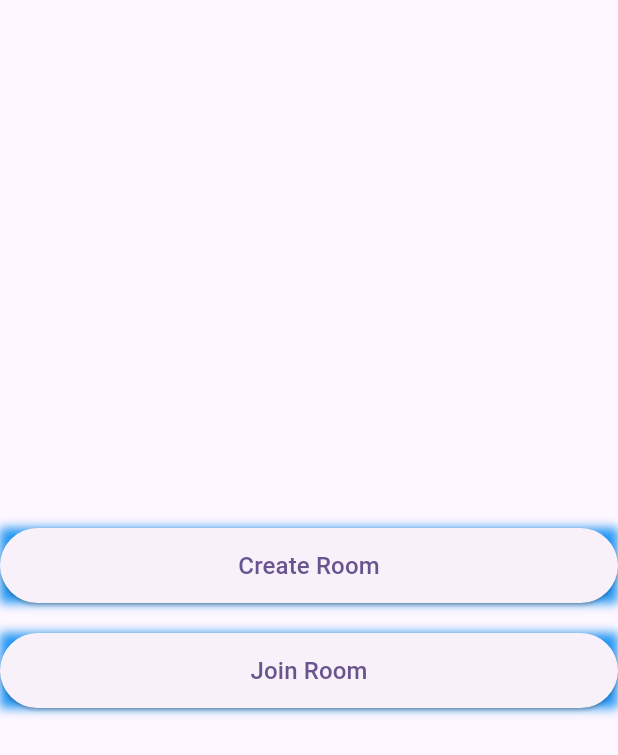
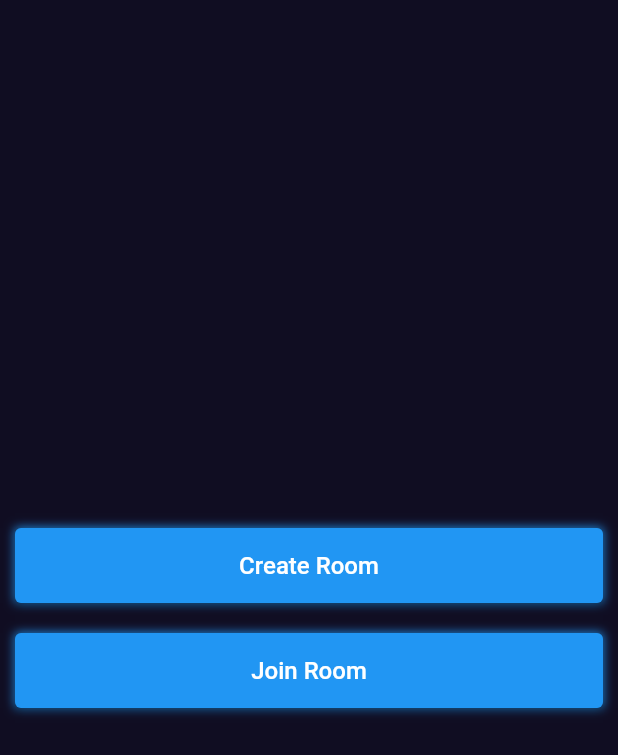
Before and after one commit to AbsarDotDev/Flutter-Tic-Tac-Toe, a Flutter app: the screen it shows after launch, on a phone screen of 412 x 824 dp. Shown: the top 755 px of the screen. Run offline on Flutter 3.47's test engine with Material 2 defaults, Android fonts, the phone set to English and light mode, and no system bars.

Commit message:
Responsive Contraints added

```diff
--- a/lib/main.dart
+++ b/lib/main.dart
@@ -2,6 +2,7 @@ import 'package:flutter/material.dart';
 import 'package:tictactoe/screens/create_room_screen.dart';
 import 'package:tictactoe/screens/join_room_screen.dart';
 import 'package:tictactoe/screens/main_menu_screen.dart';
+import 'package:tictactoe/utils/colors.dart';
 import 'package:tictactoe/utils/routes.dart';
 
 void main() {
@@ -16,9 +17,8 @@ class MyApp extends StatelessWidget {
   Widget build(BuildContext context) {
     return MaterialApp(
       title: 'Flutter Demo',
-      theme: ThemeData(
-        colorScheme: ColorScheme.fromSeed(seedColor: Colors.deepPurple),
-        useMaterial3: true,
+      theme: ThemeData.dark().copyWith(
+        scaffoldBackgroundColor: bgColor,
       ),
       routes: {
         Routes.createRoomScreen: (context) => const CreateRoomScreen(),
--- a/lib/responsive/responsive.dart
+++ b/lib/responsive/responsive.dart
@@ -0,0 +1,21 @@
+import 'package:flutter/material.dart';
+
+class Responsive extends StatelessWidget {
+  final Widget child;
+  const Responsive({
+    Key? key,
+    required this.child,
+  }) : super(key: key);
+
+  @override
+  Widget build(BuildContext context) {
+    return Center(
+      child: ConstrainedBox(
+        constraints: const BoxConstraints(
+          maxWidth: 600,
+        ),
+        child: child,
+      ),
+    );
+  }
+}
--- a/lib/screens/main_menu_screen.dart
+++ b/lib/screens/main_menu_screen.dart
@@ -17,7 +17,9 @@ class MainMenuScreen extends StatelessWidget {
   @override
   Widget build(BuildContext context) {
     return Scaffold(
-      body: Responsive(
+      body: Padding(
+        padding: const EdgeInsets.symmetric(horizontal: 10.0),
+        child: Responsive(
           child: Column(
             mainAxisAlignment: MainAxisAlignment.center,
             children: [
@@ -33,6 +35,7 @@ class MainMenuScreen extends StatelessWidget {
             ],
           ),
         ),
+      ),
     );
   }
 }
--- /dev/null
+++ b/lib/utils/colors.dart
@@ -0,0 +1,3 @@
+import 'package:flutter/material.dart';
+
+const bgColor = Color.fromRGBO(16, 13, 34, 1);
```
Lines whose indentation alone changed are shown as unchanged.
